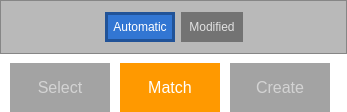
Old version of the form demo/Controls.ui in the repository ialhashim/topo-blend.
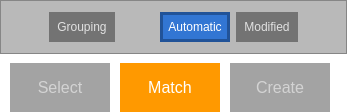
New version of the form. The open tabs and pages were chosen to show the change. Icons and pictures are not drawn.

Commit message: [demo] initial steps for manual grouping. [compilation] added lines for QMake.

The edit to the form file:
```diff
--- a/demo/Controls.ui
+++ b/demo/Controls.ui
@@ -92,6 +92,7 @@
 
 QPushButton:checked#autoButton{ background:rgb(50,118,211); border-color: rgb(33,83,152); color:white;  }
 QPushButton:checked#manualButton{ background:#d33276; border-color: #982153; color:white;  }
+QPushButton:checked#groupingButton{ background:rgb(50,118,211); border-color: rgb(33,83,152); color:white;  }
 </string>
          </property>
          <property name="frameShape">
@@ -109,7 +110,26 @@
           </property>
           <item>
            <layout class="QGridLayout" name="gridLayout_3">
-            <item row="0" column="1">
+            <item row="0" column="4">
+             <widget class="QPushButton" name="manualButton">
+              <property name="text">
+               <string>Modified</string>
+              </property>
+              <property name="checkable">
+               <bool>true</bool>
+              </property>
+              <property name="autoExclusive">
+               <bool>true</bool>
+              </property>
+              <property name="flat">
+               <bool>true</bool>
+              </property>
+              <attribute name="buttonGroup">
+               <string notr="true">buttonGroup</string>
+              </attribute>
+             </widget>
+            </item>
+            <item row="0" column="3">
              <widget class="QPushButton" name="autoButton">
               <property name="text">
                <string>Automatic</string>
@@ -132,25 +152,6 @@
              </widget>
             </item>
             <item row="0" column="2">
-             <widget class="QPushButton" name="manualButton">
-              <property name="text">
-               <string>Modified</string>
-              </property>
-              <property name="checkable">
-               <bool>true</bool>
-              </property>
-              <property name="autoExclusive">
-               <bool>true</bool>
-              </property>
-              <property name="flat">
-               <bool>true</bool>
-              </property>
-              <attribute name="buttonGroup">
-               <string notr="true">buttonGroup</string>
-              </attribute>
-             </widget>
-            </item>
-            <item row="0" column="0">
              <spacer name="horizontalSpacer_2">
               <property name="orientation">
                <enum>Qt::Horizontal</enum>
@@ -163,7 +164,7 @@
               </property>
              </spacer>
             </item>
-            <item row="0" column="3">
+            <item row="0" column="5">
              <spacer name="horizontalSpacer_3">
               <property name="orientation">
                <enum>Qt::Horizontal</enum>
@@ -176,6 +177,38 @@
               </property>
              </spacer>
             </item>
+            <item row="0" column="1">
+             <widget class="QPushButton" name="groupingButton">
+              <property name="text">
+               <string>Grouping</string>
+              </property>
+              <property name="checkable">
+               <bool>true</bool>
+              </property>
+              <property name="checked">
+               <bool>false</bool>
+              </property>
+              <property name="autoExclusive">
+               <bool>true</bool>
+              </property>
+              <attribute name="buttonGroup">
+               <string notr="true">buttonGroup</string>
+              </attribute>
+             </widget>
+            </item>
+            <item row="0" column="0">
+             <spacer name="horizontalSpacer_6">
+              <property name="orientation">
+               <enum>Qt::Horizontal</enum>
+              </property>
+              <property name="sizeHint" stdset="0">
+               <size>
+                <width>40</width>
+                <height>20</height>
+               </size>
+              </property>
+             </spacer>
+            </item>
            </layout>
           </item>
          </layout>
```
The commit also changes 32 other files.
